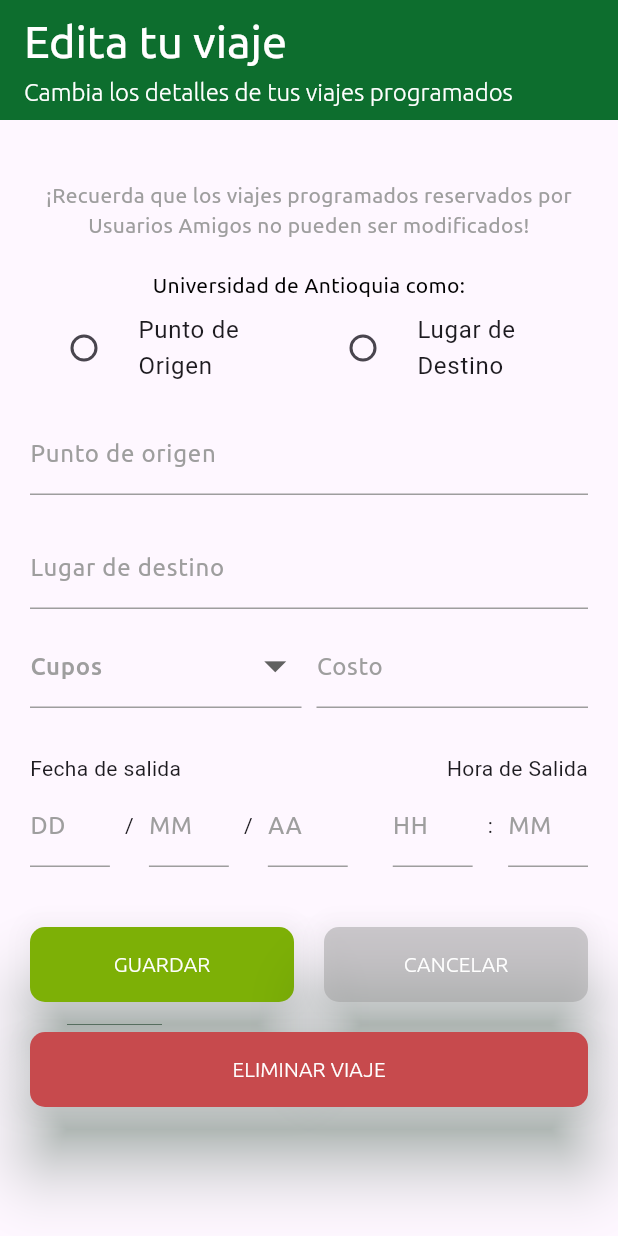
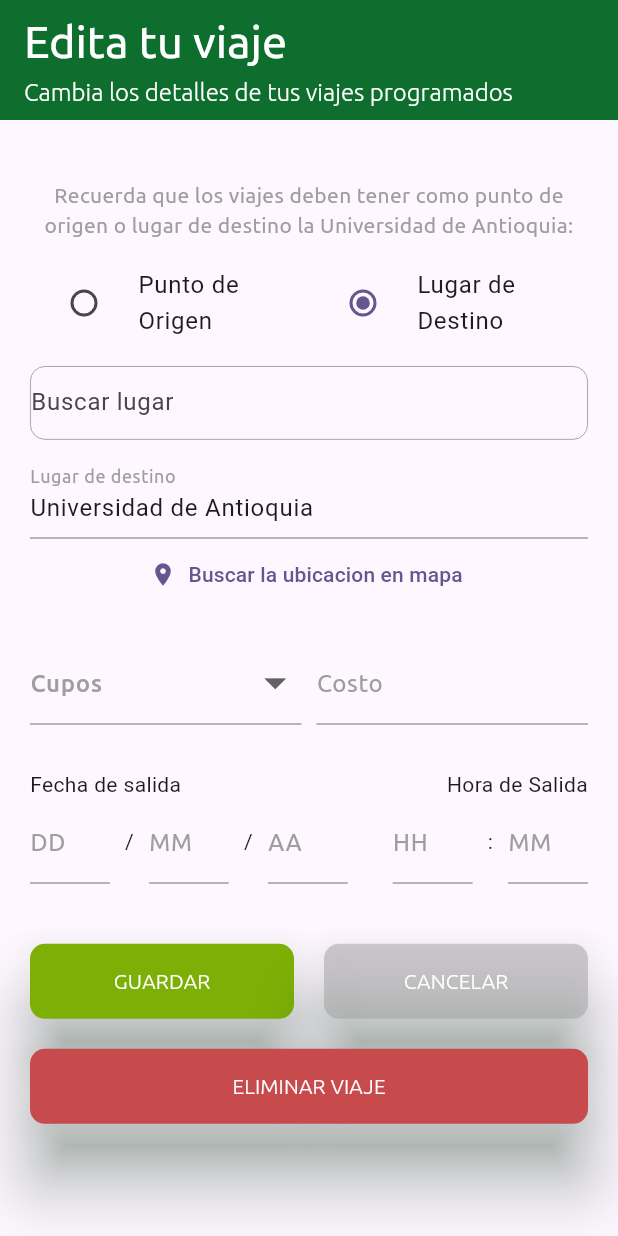
Before and after one commit to danielarcil4/ConductorAmigoApp, a Flutter app: the MisViajesPage screen opened directly, after a tap on the "edit square" icon, on a phone screen of 412 x 824 dp. Run offline on Flutter 3.47's test engine with Material 3 defaults, Android fonts, the phone set to English and light mode, and no system bars; drawn by our look-alikes of google_places_flutter; our stand-ins replace cloud_firestore, firebase_auth, firebase_core, geocoding, google_maps_flutter; accounts and stored records are empty; project files that could hold a hidden picture were left out.

Commit message:
Se agregaron cambios en EditViajesPage y crear_viaje_page.dart donde se le añade finalmente el mapa.

```diff
--- a/lib/cards/viaje_programado.dart
+++ b/lib/cards/viaje_programado.dart
@@ -105,7 +105,7 @@ class viajeProgramado extends StatelessWidget {
             IconButton(
               onPressed: () {
                 Navigator.push(context,
-                    MaterialPageRoute(builder: (context) => const EditPage()));
+                    MaterialPageRoute(builder: (context) => const EditViajePage(location: 'Buscar lugar')));
               },
               icon: const Icon(
                 Icons.edit_square,
--- a/lib/pages/ConductorAmigo/mis_viajes_page.dart
+++ b/lib/pages/ConductorAmigo/mis_viajes_page.dart
@@ -95,7 +95,7 @@ class _MisViajesPageState extends State<MisViajesPage> {
         onPressed: () {
           Navigator.push(
             context,
-            MaterialPageRoute(builder: (context) => const CrearViajePage()), // Navega a la página crear_viaje_page.dart
+            MaterialPageRoute(builder: (context) => const CrearViajePage(location: 'Buscar lugar')), // Navega a la página crear_viaje_page.dart
           );
         },
         elevation: 8,
--- a/lib/pages/usuarioAmigo/edit_page.dart
+++ b/lib/pages/usuarioAmigo/edit_page.dart
@@ -1,23 +1,27 @@
 import 'package:conductor_amigo/pages/ConductorAmigo/conductor_amigo_page.dart';
+import 'package:conductor_amigo/pages/busqueda/Localizacion_page.dart';
 import 'package:flutter/material.dart';
 import 'package:flutter/services.dart';
+import 'package:google_places_flutter/google_places_flutter.dart';
+import 'package:google_places_flutter/model/prediction.dart';
 
-class EditPage extends StatefulWidget {
-  const EditPage({super.key});
+class EditViajePage extends StatefulWidget {
+  final String location;
+  const EditViajePage({super.key, required this.location});
 
   @override
-  State<EditPage> createState() => _EditPageState();
+  State<EditViajePage> createState() => _EditViajePageState();
 }
 
-class _EditPageState extends State<EditPage> {
-  final TextEditingController _recogidaController = TextEditingController();
+class _EditViajePageState extends State<EditViajePage> {
+  final TextEditingController _searchLocationController = TextEditingController(text: "Universidad de Antioquia");
   final TextEditingController _horaController = TextEditingController();
   final TextEditingController _minutoController = TextEditingController();
-  final TextEditingController _destinoController = TextEditingController();
   final TextEditingController _valorController = TextEditingController();
   final TextEditingController _diaController = TextEditingController();
   final TextEditingController _mesController = TextEditingController();
   final TextEditingController _anioController = TextEditingController();
+  final TextEditingController _searchPlaceController = TextEditingController();
 
   final RegExp _validateHora = RegExp(r'^([01]?[0-9]|2[0-4])$');
   final RegExp _validateMinuto = RegExp(r'^([0-5]?[0-9]|60)$');
@@ -32,11 +36,11 @@ class _EditPageState extends State<EditPage> {
   String errorTextEmail = '';
   bool isVisiblePassword = false;
 
-  String? _universidadOption;
+  String? _universidadOption= 'destino';
 
   Widget _buildInputField(
       TextEditingController controller,
-      String labelName, {
+      String labelName , {
         bool isRecogida = false,
         bool isDestino = false,
         bool isValor = false,
@@ -338,7 +342,7 @@ class _EditPageState extends State<EditPage> {
               crossAxisAlignment: CrossAxisAlignment.start,
               children: [
                 const Text(
-                  'Se ha editado tu viaje\n'
+                  'Se ha creado tu viaje\n'
                       'exitosamente.\n'
                       'Revisa el estado de tu\n'
                       'publicación en tu\n'
@@ -378,6 +382,53 @@ class _EditPageState extends State<EditPage> {
                 borderRadius: BorderRadius.circular(10.0)),
             backgroundColor: Colors.white);
       },
+    );
+  }
+
+  Widget _buildSearchLocationSection() {
+    if (_universidadOption == 'destino') {
+      return Column(
+        children: [
+          GooglePlaceAutoCompleteTextField(
+            textEditingController: _searchPlaceController,
+            googleAPIKey: "AIzaSyDL9HdVwqcIPxiOfY-R3mMnuOO61ojZKOI",
+            inputDecoration: InputDecoration(
+              hintText: widget.location,
+              border: InputBorder.none,
+              enabledBorder: InputBorder.none,
+            ),
+            debounceTime: 400,
+            countries: const ["col"],
+            itemClick: (Prediction prediction) {
+              _searchPlaceController.text = prediction.description ?? "";
+            },
+          ),
+          const SizedBox(height: 10),
+          _buildInputField(_searchLocationController, 'Lugar de destino',
+              isDestino: true, readOnly: true),
+        ],
+      );
+    }
+    return Column(
+      children: [
+        _buildInputField(_searchLocationController, 'Lugar de origen',
+            isDestino: true, readOnly: true),
+        const SizedBox(height: 20),
+        GooglePlaceAutoCompleteTextField(
+          textEditingController: _searchPlaceController,
+          googleAPIKey: "AIzaSyDL9HdVwqcIPxiOfY-R3mMnuOO61ojZKOI",
+          inputDecoration: InputDecoration(
+            hintText: widget.location,
+            border: InputBorder.none,
+            enabledBorder: InputBorder.none,
+          ),
+          debounceTime: 400,
+          countries: const ["col"],
+          itemClick: (Prediction prediction) {
+            _searchPlaceController.text = prediction.description ?? "";
+          },
+        ),
+      ],
     );
   }
 
@@ -424,7 +475,7 @@ class _EditPageState extends State<EditPage> {
               children: [
                 const SizedBox(height: 20),
                 const Text(
-                  "¡Recuerda que los viajes programados reservados por Usuarios Amigos no pueden ser modificados!",
+                  "Recuerda que los viajes deben tener como punto de origen o lugar de destino la Universidad de Antioquia:",
                   style: TextStyle(
                       color: Colors.grey,
                       fontFamily: 'Ubuntu',
@@ -432,16 +483,7 @@ class _EditPageState extends State<EditPage> {
                       fontSize: 14),
                   textAlign: TextAlign.center,
                 ),
-                const SizedBox(height: 20),
-                const Text(
-                  "Universidad de Antioquia como: ",
-                  style: TextStyle(
-                      color: Colors.black,
-                      fontFamily: 'Ubuntu',
-                      fontWeight: FontWeight.w400,
-                      fontSize: 14),
-                  textAlign: TextAlign.center,
-                ),
+                const SizedBox(height: 10),
                 Row(
                   mainAxisAlignment: MainAxisAlignment.spaceBetween,
                   children: [
@@ -453,15 +495,6 @@ class _EditPageState extends State<EditPage> {
                         onChanged: (value) {
                           setState(() {
                             _universidadOption = value;
-                            if (value == 'origen') {
-                              _recogidaController.text =
-                              'Universidad de Antioquia';
-                              _destinoController.text = '';
-                            } else {
-                              _recogidaController.text = '';
-                              _destinoController.text =
-                              'Universidad de Antioquia';
-                            }
                           });
                         },
                       ),
@@ -474,15 +507,6 @@ class _EditPageState extends State<EditPage> {
                         onChanged: (value) {
                           setState(() {
                             _universidadOption = value;
-                            if (value == 'destino') {
-                              _destinoController.text =
-                              'Universidad de Antioquia';
-                              _recogidaController.text = '';
-                            } else {
-                              _destinoController.text = '';
-                              _recogidaController.text =
-                              'Universidad de Antioquia';
-                            }
                           });
                         },
                       ),
@@ -490,17 +514,24 @@ class _EditPageState extends State<EditPage> {
                   ],
                 ),
                 const SizedBox(height: 10),
-                _buildInputField(_recogidaController, 'Punto de origen',
-                    isRecogida: true,
-                    readOnly: _universidadOption == 'origen'),
+                _buildSearchLocationSection(),
+                TextButton.icon(
+                  onPressed: () {
+                    Navigator.push(
+                      context,
+                      MaterialPageRoute(
+                          builder: (context) => const LocalizacionPage()),
+                    );
+                  },
+                  icon: const Icon(Icons.location_on_sharp),
+                  label: const Text("Buscar la ubicacion en mapa"),
+                ),
                 const SizedBox(height: 20),
-                _buildInputField(_destinoController, 'Lugar de destino',
-                    isDestino: true, readOnly: _universidadOption == 'destino'),
-                const SizedBox(height: 10),
-                Row (
+                Row(
                   mainAxisAlignment: MainAxisAlignment.center,
-                  children: <Widget> [
-                    Expanded(child: DropdownButtonFormField<String>(
+                  children: <Widget>[
+                    Expanded(
+                      child: DropdownButtonFormField<String>(
                         value: dropdownValue,
                         icon: const Icon(
                           Icons.arrow_drop_down,
@@ -510,12 +541,7 @@ class _EditPageState extends State<EditPage> {
                         isExpanded: true,
                         itemHeight: 60,
                         style: const TextStyle(color: Colors.black),
-                      items: <String>[
-                        '1',
-                        '2',
-                        '3',
-                        '4'
-                      ].map((value) {
+                        items: <String>['1', '2', '3', '4'].map((value) {
                           return DropdownMenuItem<String>(
                             value: value,
                             child: Text(
@@ -533,10 +559,10 @@ class _EditPageState extends State<EditPage> {
                           labelStyle: TextStyle(
                               color: Colors.grey,
                               fontFamily: 'Ubuntu',
-                            fontWeight: FontWeight.w500
-                        ),
+                              fontWeight: FontWeight.w500),
                           enabledBorder: UnderlineInputBorder(
-                            borderSide: BorderSide(color: Colors.grey, width: 1)),
+                              borderSide:
+                              BorderSide(color: Colors.grey, width: 1)),
                           focusedBorder: UnderlineInputBorder(
                             borderSide: BorderSide(
                                 color: Colors.grey,
@@ -555,54 +581,78 @@ class _EditPageState extends State<EditPage> {
                             dropdownValue = value;
                           });
                         },
-                    ),),
+                      ),
+                    ),
                     const SizedBox(width: 10),
-                    Expanded(child: _buildInputField(_valorController, "Costo",isOnlyNumbers: true,
-                        isValor: true),),
+                    Expanded(
+                      child: _buildInputField(_valorController, "Costo",
+                          isOnlyNumbers: true, isValor: true),
+                    ),
                   ],
                 ),
                 const SizedBox(height: 30),
-                const Row (
+                const Row(
                     mainAxisAlignment: MainAxisAlignment.spaceBetween,
                     children: <Widget>[
-                      Expanded(child: Text(
+                      Expanded(
+                          child: Text(
                             'Fecha de salida',
                             textAlign: TextAlign.left,
                           )),
                       SizedBox(width: 10),
-                      Expanded(child: Text(
+                      Expanded(
+                          child: Text(
                             'Hora de Salida',
                             textAlign: TextAlign.right,
                           )),
-                    ]
-                ),
+                    ]),
                 Row(
                     mainAxisAlignment: MainAxisAlignment.center,
-                    children: <Widget> [
-                      Expanded(child: _buildInputField(_diaController, "DD", isDia: true, isOnlyNumbers: true),),
+                    children: <Widget>[
+                      Expanded(
+                        child: _buildInputField(_diaController, "DD",
+                            isDia: true, isOnlyNumbers: true),
+                      ),
                       const SizedBox(width: 10),
                       const Text('/'),
                       const SizedBox(width: 10),
-                      Expanded(child: _buildInputField(_mesController, "MM", isMes: true, isOnlyNumbers: true),),
+                      Expanded(
+                        child: _buildInputField(_mesController, "MM",
+                            isMes: true, isOnlyNumbers: true),
+                      ),
                       const SizedBox(width: 10),
                       const Text('/'),
                       const SizedBox(width: 10),
-                      Expanded(child: _buildInputField(_anioController, "AA", isAnio: true, isOnlyNumbers: true),),
+                      Expanded(
+                        child: _buildInputField(_anioController, "AA",
+                            isAnio: true, isOnlyNumbers: true),
+                      ),
                       const SizedBox(width: 30),
-                      Expanded(child: _buildInputField(_horaController, "HH", isHora: true, isOnlyNumbers: true),),
+                      Expanded(
+                        child: _buildInputField(_horaController, "HH",
+                            isHora: true, isOnlyNumbers: true),
+                      ),
                       const SizedBox(width: 10),
                       const Text(':'),
                       const SizedBox(width: 10),
-                      Expanded(child: _buildInputField(_minutoController, "MM", isMinuto: true, isOnlyNumbers: true),),
-                    ]
+                      Expanded(
+                        child: _buildInputField(_minutoController, "MM",
+                            isMinuto: true, isOnlyNumbers: true),
                       ),
+                    ]),
                 const SizedBox(height: 40),
-                Row (
+                Row(
                   mainAxisAlignment: MainAxisAlignment.center,
-                  children: <Widget> [
-                    Expanded(child: _buildElevatedButton(0xFF7DB006, "GUARDAR", true, false),),
+                  children: <Widget>[
+                    Expanded(
+                      child: _buildElevatedButton(
+                          0xFF7DB006, "GUARDAR", true, false),
+                    ),
                     const SizedBox(width: 20),
-                    Expanded(child: _buildElevatedButton(0x809E9E9E, "CANCELAR", false, false),),
+                    Expanded(
+                      child: _buildElevatedButton(
+                          0x809E9E9E, "CANCELAR", false, false),
+                    ),
                   ],
                 ),
                 const SizedBox(height: 20),
@@ -615,3 +665,4 @@ class _EditPageState extends State<EditPage> {
     );
   }
 }
+/**/
```
Also changed, not shown: lib/pages/ConductorAmigo/crear_viaje_page.dart (+124 -63 lines), lib/pages/busqueda/Localizacion_page.dart (+10 -13 lines), lib/pages/chat/user_list.dart (+4 -4 lines). Lines whose indentation alone changed are shown as unchanged.
